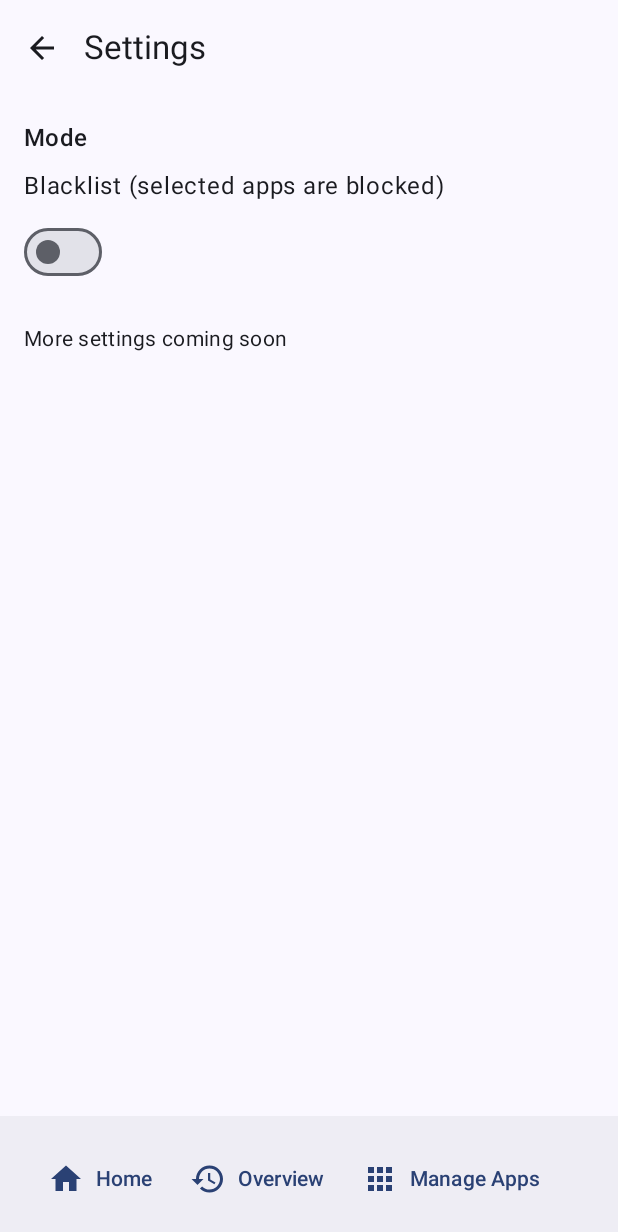
After one commit to Rkoed97/ZenWall, an Android app built with Jetpack Compose: the SettingsActivity screen opened directly, with no data from a screen before it, on a phone screen of 412 x 824 dp. The commit adds this screen. Shown: the top 1232 px of the screen. Run offline under Robolectric (Android 15) with nearby library versions, the phone set to English and light mode, and no system bars.

Commit message:
Added preliminary settings page

```diff
--- a/app/src/main/AndroidManifest.xml
+++ b/app/src/main/AndroidManifest.xml
@@ -62,6 +62,7 @@
 
         <activity android:name=".ui.HistoryActivity" />
         <activity android:name=".ui.AppsActivity" />
+        <activity android:name=".ui.SettingsActivity" />
 
         <activity
             android:name=".ui.SplashActivity"
--- a/app/src/main/java/com/example/zenwall/ui/AppsActivity.kt
+++ b/app/src/main/java/com/example/zenwall/ui/AppsActivity.kt
@@ -16,6 +16,7 @@ import androidx.compose.material.icons.automirrored.filled.ArrowBack
 import androidx.compose.material.icons.filled.Apps
 import androidx.compose.material.icons.filled.History
 import androidx.compose.material.icons.filled.Home
+import androidx.compose.material.icons.filled.Settings
 import androidx.compose.material3.*
 import androidx.compose.runtime.*
 import androidx.compose.ui.Alignment
@@ -126,6 +127,11 @@ private fun AppsScreen(
                     Spacer(Modifier.width(8.dp))
                     Text("Manage Apps")
                 }
+                TextButton(onClick = { context.startActivity(Intent(context, SettingsActivity::class.java)) }) {
+                    Icon(Icons.Filled.Settings, contentDescription = "Settings")
+                    Spacer(Modifier.width(8.dp))
+                    Text("Settings")
+                }
             }
         }
     }) { padding ->
--- a/app/src/main/java/com/example/zenwall/ui/HistoryActivity.kt
+++ b/app/src/main/java/com/example/zenwall/ui/HistoryActivity.kt
@@ -13,6 +13,7 @@ import androidx.compose.material.icons.filled.Apps
 import androidx.compose.material.icons.filled.Edit
 import androidx.compose.material.icons.filled.History
 import androidx.compose.material.icons.filled.Home
+import androidx.compose.material.icons.filled.Settings
 import androidx.compose.material3.*
 import androidx.compose.runtime.*
 import androidx.compose.ui.Alignment
@@ -106,6 +107,11 @@ private fun HistoryScreen(
                     Spacer(Modifier.width(8.dp))
                     Text("Manage Apps")
                 }
+                TextButton(onClick = { context.startActivity(Intent(context, SettingsActivity::class.java)) }) {
+                    Icon(Icons.Filled.Settings, contentDescription = "Settings")
+                    Spacer(Modifier.width(8.dp))
+                    Text("Settings")
+                }
             }
             }
         }
--- /dev/null
+++ b/app/src/main/java/com/example/zenwall/ui/SettingsActivity.kt
@@ -0,0 +1,121 @@
+package com.example.zenwall.ui
+
+import android.os.Bundle
+import android.widget.Toast
+import androidx.activity.ComponentActivity
+import androidx.activity.compose.setContent
+import androidx.compose.foundation.layout.Column
+import androidx.compose.foundation.layout.Spacer
+import androidx.compose.foundation.layout.fillMaxSize
+import androidx.compose.foundation.layout.fillMaxWidth
+import androidx.compose.foundation.layout.height
+import androidx.compose.foundation.layout.padding
+import androidx.compose.foundation.layout.width
+import androidx.compose.material.icons.Icons
+import androidx.compose.material.icons.automirrored.filled.ArrowBack
+import androidx.compose.material.icons.filled.Home
+import androidx.compose.material.icons.filled.History
+import androidx.compose.material.icons.filled.Apps
+import androidx.compose.material.icons.filled.Settings
+import androidx.compose.material3.ExperimentalMaterial3Api
+import androidx.compose.material3.MaterialTheme
+import androidx.compose.material3.Scaffold
+import androidx.compose.material3.Switch
+import androidx.compose.material3.Text
+import androidx.compose.material3.TopAppBar
+import androidx.compose.material3.Icon
+import androidx.compose.material3.IconButton
+import androidx.compose.runtime.Composable
+import androidx.compose.runtime.getValue
+import androidx.compose.runtime.collectAsState
+import androidx.compose.ui.Modifier
+import androidx.compose.ui.unit.dp
+import androidx.lifecycle.ViewModelProvider
+import com.example.zenwall.ui.theme.ZenWallTheme
+
+class SettingsActivity : ComponentActivity() {
+    private lateinit var vm: com.example.zenwall.ui.MainViewModel
+
+    override fun onCreate(savedInstanceState: Bundle?) {
+        super.onCreate(savedInstanceState)
+        vm = ViewModelProvider(this)[com.example.zenwall.ui.MainViewModel::class.java]
+        setContent {
+            ZenWallTheme {
+                SettingsScreen(vm = vm, onClose = { finish() })
+            }
+        }
+    }
+}
+
+@OptIn(ExperimentalMaterial3Api::class)
+@Composable
+private fun SettingsScreen(vm: com.example.zenwall.ui.MainViewModel, onClose: () -> Unit) {
+    val context = androidx.compose.ui.platform.LocalContext.current
+    val mode by vm.whitelistMode.collectAsState(initial = false)
+
+    Scaffold(
+        topBar = {
+            TopAppBar(
+                title = { Text("Settings") },
+                navigationIcon = {
+                    IconButton(onClick = onClose) {
+                        Icon(Icons.AutoMirrored.Filled.ArrowBack, contentDescription = "Back")
+                    }
+                }
+            )
+        },
+        bottomBar = {
+            androidx.compose.material3.BottomAppBar {
+                androidx.compose.foundation.layout.Row(
+                    modifier = Modifier.fillMaxWidth().padding(horizontal = 16.dp),
+                    horizontalArrangement = androidx.compose.foundation.layout.Arrangement.SpaceEvenly,
+                    verticalAlignment = androidx.compose.ui.Alignment.CenterVertically
+                ) {
+                    androidx.compose.material3.TextButton(onClick = { context.startActivity(android.content.Intent(context, com.example.zenwall.MainActivity::class.java).addFlags(android.content.Intent.FLAG_ACTIVITY_CLEAR_TOP or android.content.Intent.FLAG_ACTIVITY_SINGLE_TOP)) }) {
+                        Icon(Icons.Filled.Home, contentDescription = "Home")
+                        Spacer(Modifier.width(8.dp))
+                        Text("Home")
+                    }
+                    androidx.compose.material3.TextButton(onClick = { context.startActivity(android.content.Intent(context, HistoryActivity::class.java)) }) {
+                        Icon(Icons.Filled.History, contentDescription = "Overview")
+                        Spacer(Modifier.width(8.dp))
+                        Text("Overview")
+                    }
+                    androidx.compose.material3.TextButton(onClick = { context.startActivity(android.content.Intent(context, AppsActivity::class.java)) }) {
+                        Icon(Icons.Filled.Apps, contentDescription = "Manage Apps")
+                        Spacer(Modifier.width(8.dp))
+                        Text("Manage Apps")
+                    }
+                    androidx.compose.material3.TextButton(onClick = { /* already here */ }) {
+                        Icon(Icons.Filled.Settings, contentDescription = "Settings")
+                        Spacer(Modifier.width(8.dp))
+                        Text("Settings")
+                    }
+                }
+            }
+        }
+    ) { innerPadding ->
+        Column(
+            modifier = Modifier
+                .padding(innerPadding)
+                .fillMaxSize()
+                .padding(16.dp)
+        ) {
+            Text("Mode", style = MaterialTheme.typography.titleMedium)
+            Spacer(Modifier.height(8.dp))
+            Text(if (mode) "Whitelist (only selected apps can access internet)" else "Blacklist (selected apps are blocked)")
+            Switch(
+                checked = mode,
+                onCheckedChange = { enabled ->
+                    vm.setWhitelistMode(enabled)
+                    Toast.makeText(context, "Restart the VPN for changes to take effect", Toast.LENGTH_LONG).show()
+                },
+                modifier = Modifier.padding(top = 8.dp)
+            )
+
+            // Placeholder for future settings
+            Spacer(Modifier.height(24.dp))
+            Text("More settings coming soon", style = MaterialTheme.typography.bodyMedium)
+        }
+    }
+}
```
Also changed, not shown: app/src/main/java/com/example/zenwall/MainActivity.kt (+7 -44 lines).
